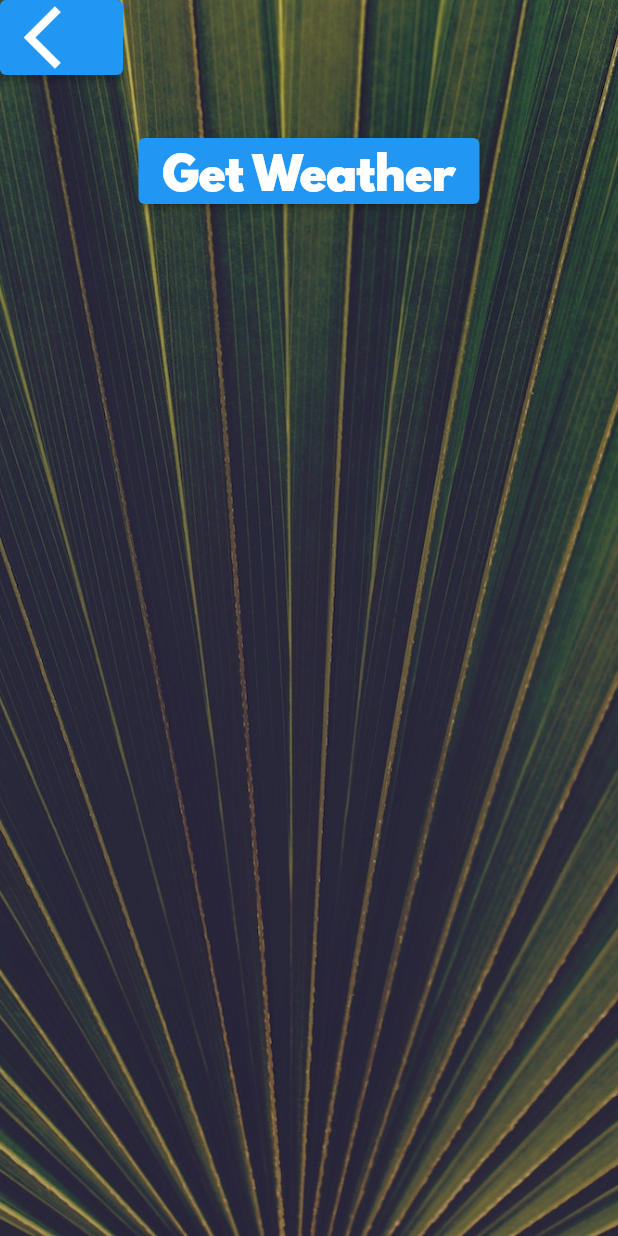
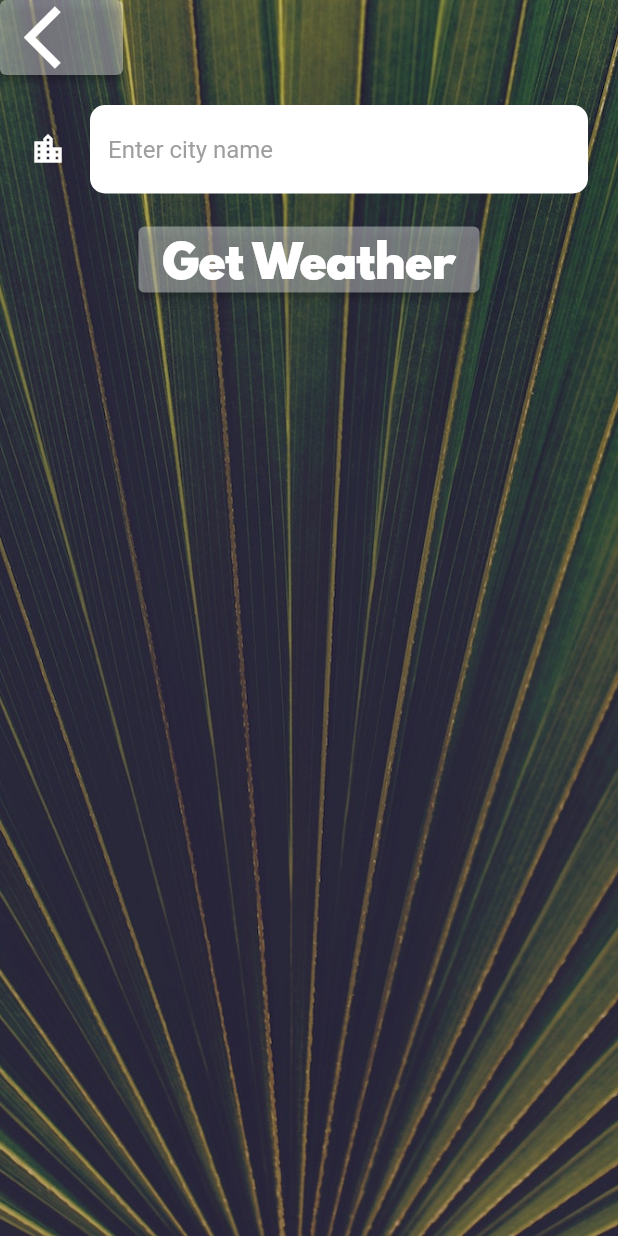
Before and after one commit to ZeggyRaph/weather_app, a Flutter app: the CityScreen screen opened directly, on a phone screen of 412 x 824 dp. Run offline on Flutter 3.47's test engine with Material 2 defaults, Android fonts, the phone set to English and light mode, and no system bars; our stand-ins replace flutter_spinkit, geolocator.

Commit message:
just finished working on the cityscreen

```diff
--- a/lib/main.dart
+++ b/lib/main.dart
@@ -7,6 +7,7 @@ class MyApp extends StatelessWidget {
   @override
   Widget build(BuildContext context) {
     return MaterialApp(
+      debugShowCheckedModeBanner: false,
       theme: ThemeData.dark(),
       home: LoadingScreen(),
     );
--- a/lib/screens/city_screen.dart
+++ b/lib/screens/city_screen.dart
@@ -2,42 +2,61 @@ import 'package:flutter/material.dart';
 import 'package:weather_app/utilities/constants.dart';
 
 class CityScreen extends StatefulWidget {
+
   @override
   _CityScreenState createState() => _CityScreenState();
 }
 
 class _CityScreenState extends State<CityScreen> {
+  late String cityName;
+  Widget textField(){
+   Widget text =TextField(
+     style: TextStyle(color: Colors.black),
+     decoration: kTextFieldInputDecoration,
+     onChanged: (value){
+       cityName = value;
+     },
+
+   );
+   return text;
+ }
   @override
   Widget build(BuildContext context) {
     return Scaffold(
       body: Container(
-        decoration: BoxDecoration(
+        decoration: const BoxDecoration(
           image: DecorationImage(
             image: AssetImage('images/city_background.jpg'),
             fit: BoxFit.cover,
           ),
         ),
-        constraints: BoxConstraints.expand(),
+        constraints: const BoxConstraints.expand(),
         child: SafeArea(
           child: Column(
             children: <Widget>[
               Align(
                 alignment: Alignment.topLeft,
                 child: ElevatedButton(
-                  onPressed: () {},
-                  child: Icon(
+                  style: kElevatedButtonStyle,
+                  onPressed: () {
+                    Navigator.pop(context);
+                  },
+                  child: const Icon(
                     Icons.arrow_back_ios,
                     size: 50.0,
                   ),
                 ),
               ),
               Container(
-                padding: EdgeInsets.all(20.0),
-                child: null,
+                padding: const EdgeInsets.all(20.0),
+                child:textField(),
               ),
               ElevatedButton(
-                onPressed: () {},
-                child: Text(
+                style: kElevatedButtonStyle,
+                onPressed: () {
+                  Navigator.pop(context, cityName);
+                },
+                child: const Text(
                   'Get Weather',
                   style: kButtonTextStyle,
                 ),
--- a/lib/utilities/constants.dart
+++ b/lib/utilities/constants.dart
@@ -2,12 +2,12 @@ import 'package:flutter/material.dart';
 
 const kTempTextStyle = TextStyle(
   fontFamily: 'Spartan MB',
-  fontSize: 100.0,
+  fontSize: 50.0,
 );
 
 const kMessageTextStyle = TextStyle(
   fontFamily: 'Spartan MB',
-  fontSize: 60.0,
+  fontSize: 50.0,
 );
 
 const kButtonTextStyle = TextStyle(
@@ -16,5 +16,24 @@ const kButtonTextStyle = TextStyle(
 );
 
 const kConditionTextStyle = TextStyle(
-  fontSize: 100.0,
+  fontSize: 55.0,
 );
+
+const kTextFieldInputDecoration = InputDecoration(
+  filled: true,
+  fillColor: Colors.white,
+  icon: Icon(Icons.location_city, color: Colors.white,),
+  hintText: 'Enter city name',
+  hintStyle: TextStyle(color: Colors.grey),
+  border: OutlineInputBorder(
+    borderRadius: BorderRadius.all(Radius.circular(10.0),
+    ),
+    borderSide: BorderSide.none,
+  ),
+
+);
+
+ButtonStyle kElevatedButtonStyle = ElevatedButton.styleFrom(
+primary: Colors.white38,
+//Colors.redAccent,
+);
--- a/pubspec.yaml
+++ b/pubspec.yaml
@@ -38,6 +38,7 @@ dependencies:
   cupertino_icons: ^1.0.2
   geolocator: ^9.0.2
   http: ^0.13.5
+  flutter_spinkit: ^5.2.0
 
 dev_dependencies:
   flutter_test:
```
Also changed, not shown: lib/screens/loading_screen.dart (+22 -47 lines), lib/screens/location_screen.dart (+86 -7 lines), lib/services/networking.dart (+20 -0 lines), lib/services/weather.dart (+26 -0 lines), scratch.dart (+147 -32 lines), pubspec.lock.
